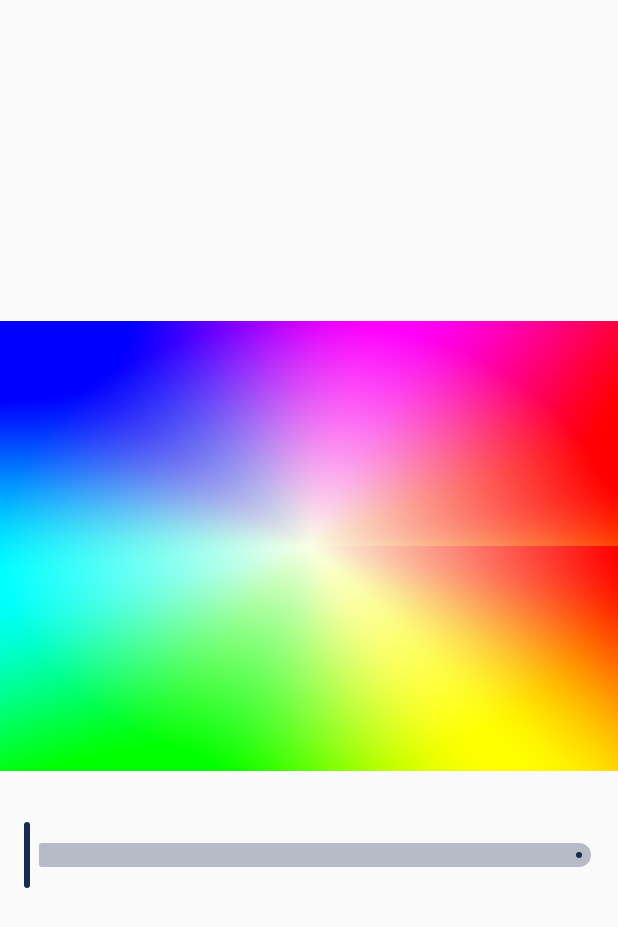
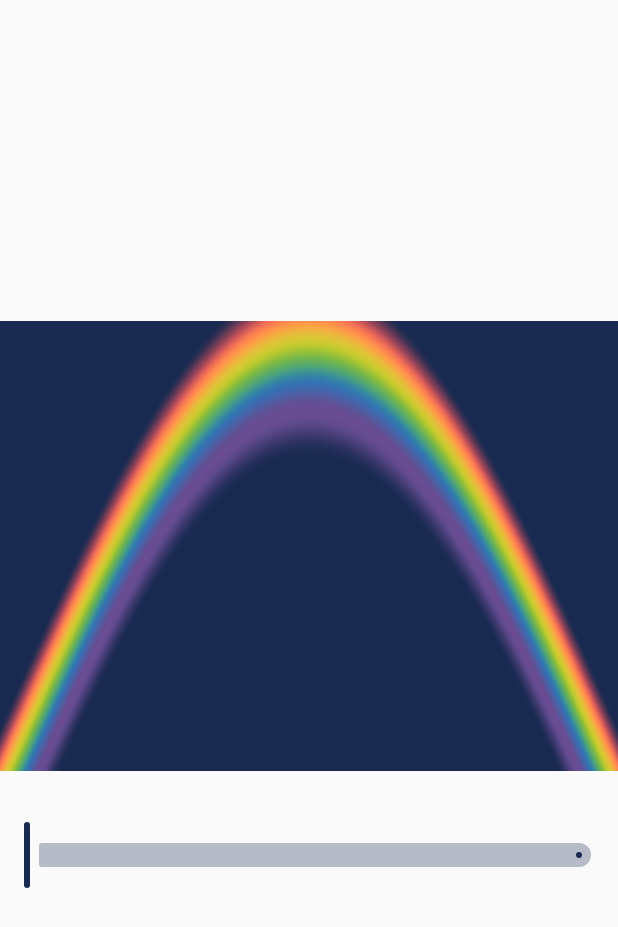
Before and after one commit to Rahkeen/ShaderPlayground, an Android app built with Jetpack Compose: the screen it shows after launch (MainActivity), on a phone screen of 412 x 824 dp. Shown: the top 927 px of the screen. Run offline under Robolectric (Android 15) with nearby library versions, the phone set to English and light mode, and no system bars.

Commit message:
Rainbow Example

```diff
--- a/app/src/main/java/co/rikin/shaderplayground/MainActivity.kt
+++ b/app/src/main/java/co/rikin/shaderplayground/MainActivity.kt
@@ -32,6 +32,8 @@ import androidx.compose.ui.input.pointer.changedToUp
 import androidx.compose.ui.input.pointer.pointerInput
 import androidx.compose.ui.unit.dp
 import androidx.core.view.WindowCompat
+import co.rikin.shaderplayground.shaders.ColorExerciseRainbow
+import co.rikin.shaderplayground.shaders.RainbowShader
 import co.rikin.shaderplayground.ui.theme.DarkBlue
 import co.rikin.shaderplayground.ui.theme.ShaderPlaygroundTheme
 
@@ -43,7 +45,7 @@ uniform float2 iPointer;
 uniform float chaos;
 
 // Replace with Color Exercise Code
-$HSBExerciseOne
+$RainbowShader
 
 half4 main(float2 fragCoord) {
     return color(fragCoord);
@@ -97,8 +99,8 @@ class MainActivity : ComponentActivity() {
                 time.value
               )
               shader.setFloatUniform(
-                "mangle",
-                chaos % 1f
+                "chaos",
+                chaos
               )
               drawRect(
                 brush = ShaderBrush(
@@ -109,7 +111,6 @@ class MainActivity : ComponentActivity() {
           }
           Slider(
             modifier = Modifier.padding(16.dp),
-            valueRange = 0f..2f,
             colors = SliderDefaults.colors(
               thumbColor = DarkBlue,
               activeTrackColor = DarkBlue,
--- a/app/src/main/java/co/rikin/shaderplayground/ColorPractice.kt
+++ b/app/src/main/java/co/rikin/shaderplayground/shaders/ColorPractice.kt
@@ -1,4 +1,4 @@
-package co.rikin.shaderplayground
+package co.rikin.shaderplayground.shaders
 
 import android.graphics.RuntimeShader
 
@@ -9,7 +9,7 @@ float pi = 3.1415926536;
   float twopi = 6.28318530718;
 
   float plot (vec2 st, float pct){
-  return smoothstep( pct-0.01, pct, st.y) - smoothstep( pct, pct+0.01, st.y);
+    return smoothstep( pct-0.1, pct, st.y) - smoothstep( pct, pct+0.1, st.y);
   }
 """
 
@@ -142,6 +142,24 @@ half4 color(float2 fragCoord)  {
 }
 """
 
+const val ColorExerciseRainbow = """
+$Core
+
+half4 color(float2 fragCoord)  {
+//  float2 uv = fragCoord.xy / iResolution;
+//  float3 color = float3(0.0);
+//
+//  float3 pct = float3(uv.y);
+
+  // plot the color channel lines
+//  color = mix(color, vec3(1.0, 0.0, 0.0), plot(uv, pct.r));
+//  color = mix(color, vec3(0.0, 1.0, 0.0), plot(uv, pct.g));
+//  color = mix(color, vec3(0.0, 0.0, 1.0), plot(uv, pct.b));
+
+  return half4(color, 1.0);
+}
+"""
+
 const val HSBExerciseOne = """
 $Core
 
@@ -217,3 +235,4 @@ private val c = RuntimeShader(ExerciseTwo)
 private val d = RuntimeShader(GradientExerciseOne)
 private val e = RuntimeShader(GradientExerciseSunrise)
 private val f = RuntimeShader(HSBExerciseOne)
+private val g = RuntimeShader(ColorExerciseRainbow)
--- /dev/null
+++ b/app/src/main/java/co/rikin/shaderplayground/shaders/RainbowExample.kt
@@ -0,0 +1,39 @@
+package co.rikin.shaderplayground.shaders
+
+import android.graphics.RuntimeShader
+
+const val RainbowShader = """
+  $Core
+
+  float3 red = float3(1.0, .349, .369);
+  float3 orange = float3(1.0, .792, .227);
+  float3 green = float3(0.541, 0.788, .149);
+  float3 blue = float3(0.098, 0.510, 0.769);
+  float3 purple = float3(0.416, 0.298, 0.576);
+
+  half4 color(float2 fragCoord) {
+    float2 uv = fragCoord.xy / iResolution;
+    float3 color = colorB;
+
+    float redArc = 1 - sin(pi * uv.x);
+    float redOn = plot(uv, redArc);
+    float orangeArc = 1.05 - sin(pi * uv.x);
+    float orangeOn = plot(uv, orangeArc);
+    float greenArc = 1.10 - sin(pi * uv.x);
+    float greenOn = plot(uv, greenArc);
+    float blueArc = 1.15 - sin(pi * uv.x);
+    float blueOn = plot(uv, blueArc);
+    float purpleArc = 1.20 - sin(pi * uv.x);
+    float purpleOn = plot(uv, purpleArc);
+
+    color = mix(color, red, redOn);
+    color = mix(color, orange, orangeOn);
+    color = mix(color, green, greenOn);
+    color = mix(color, blue, blueOn);
+    color = mix(color, purple, purpleOn);
+
+    return half4(color, 1.0);
+  }
+"""
+
+private val noop = RuntimeShader(RainbowShader)
```
Lines whose indentation alone changed are shown as unchanged.
